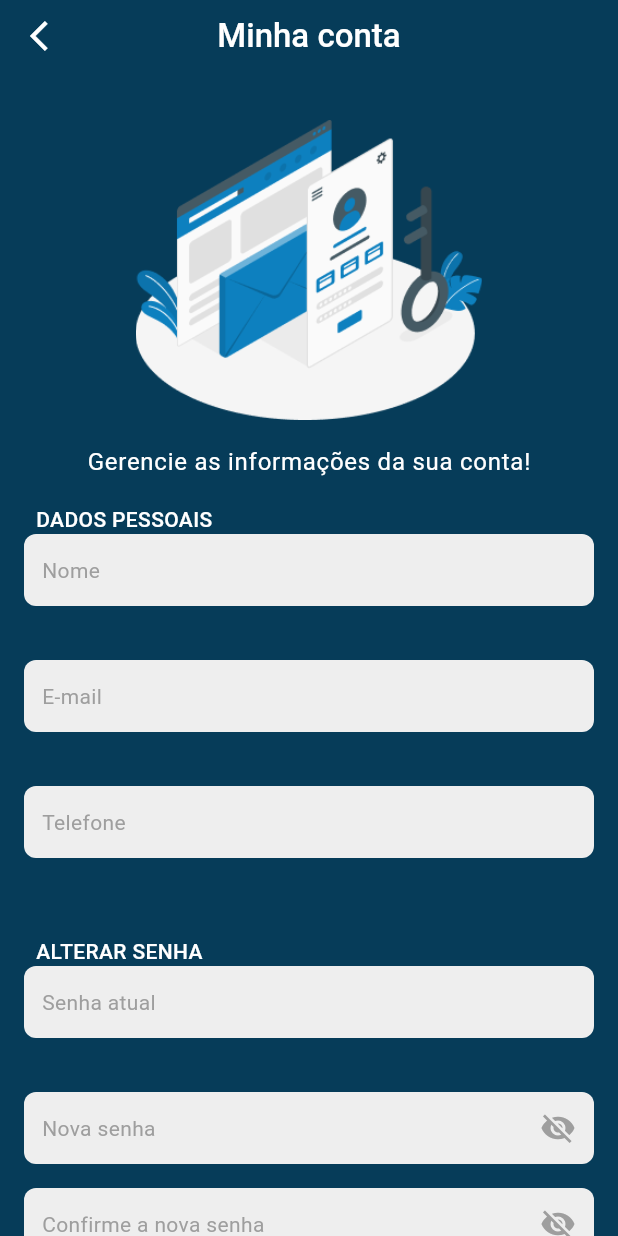
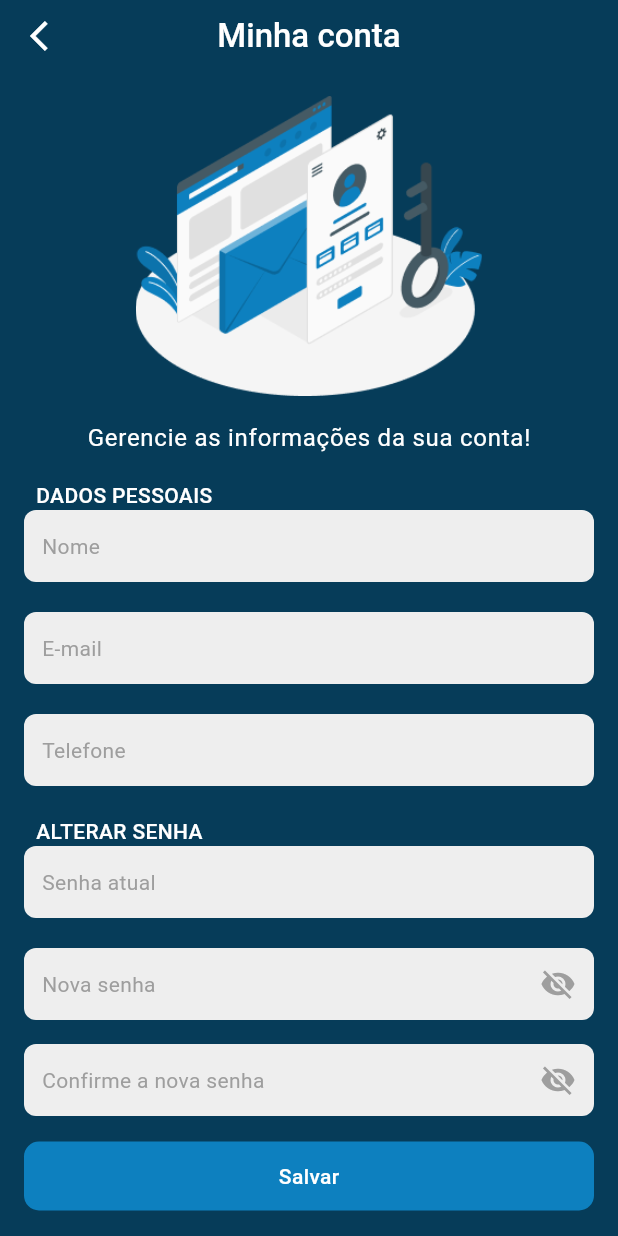
Before and after one commit to diogomachad0/auto_care_plus_app, a Flutter app: the ContaScreen screen opened by its route, on a phone screen of 412 x 824 dp. Run offline on Flutter 3.47's test engine with Material 3 defaults, Android fonts, the light colour scheme and no system bars; drawn by our look-alikes of oktoast; our stand-ins replace firebase_auth, firebase_core, fl_chart, flutter_local_notifications, flutter_map, flutter_mobx and 11 more; missing offline and left inert: pkg_flutter_utils; accounts and stored records are empty; generated files the repository leaves out were written again; Roboto replaces fonts that are missing (Cabin).

Commit message:
fix: ajuste visual

```diff
--- a/lib/app/modules/conta/conta_screen.dart
+++ b/lib/app/modules/conta/conta_screen.dart
@@ -19,8 +19,7 @@ class _ContaScreenState extends State<ContaScreen> with ThemeMixin {
   final TextEditingController _telefoneController = TextEditingController();
   final TextEditingController _senhaAtualController = TextEditingController();
   final TextEditingController _novaSenhaController = TextEditingController();
-  final TextEditingController _confirmarSenhaController =
-      TextEditingController();
+  final TextEditingController _confirmarSenhaController = TextEditingController();
 
   @override
   void dispose() {
@@ -46,11 +45,10 @@ class _ContaScreenState extends State<ContaScreen> with ThemeMixin {
           child: Column(
             children: [
               _buildAppBar(),
-              const SizedBox(height: 32),
               Expanded(
                 child: SingleChildScrollView(
                   child: Padding(
-                    padding: const EdgeInsets.symmetric(horizontal: 16.0),
+                    padding: const EdgeInsets.symmetric(horizontal: 16.0, vertical: 16),
                     child: Column(
                       children: [
                         Image.asset(
@@ -127,17 +125,14 @@ class _ContaScreenState extends State<ContaScreen> with ThemeMixin {
           label: 'Nome',
           controller: _nomeController,
         ),
-        const SizedBox(height: 16),
         TextFieldCustom(
           label: 'E-mail',
           controller: _emailController,
         ),
-        const SizedBox(height: 16),
         TextFieldCustom(
           label: 'Telefone',
           controller: _telefoneController,
         ),
-        const SizedBox(height: 32),
         Padding(
           padding: const EdgeInsets.only(left: 8),
           child: Text(
@@ -152,13 +147,11 @@ class _ContaScreenState extends State<ContaScreen> with ThemeMixin {
           label: 'Senha atual',
           controller: _senhaAtualController,
         ),
-        const SizedBox(height: 16),
         const PasswordTextFieldCustom(label: 'Nova senha'),
         const SizedBox(height: 16),
         const PasswordTextFieldCustom(label: 'Confirme a nova senha'),
-        const SizedBox(height: 32),
+        const SizedBox(height: 16),
         _buildActionButtons(),
-        const SizedBox(height: 24),
       ],
     );
   }
@@ -198,8 +191,7 @@ class _ContaScreenState extends State<ContaScreen> with ThemeMixin {
             ConfirmarBottomSheet.show(
               context: context,
               titulo: 'Excluir conta',
-              mensagem:
-                  'Deseja mesmo excluir sua conta? Isso apagará todos os seus dados de forma permanente.',
+              mensagem: 'Deseja mesmo excluir sua conta? Isso apagará todos os seus dados de forma permanente.',
               textoConfirmar: 'Excluir conta',
               onConfirmar: () {},
             );
```
